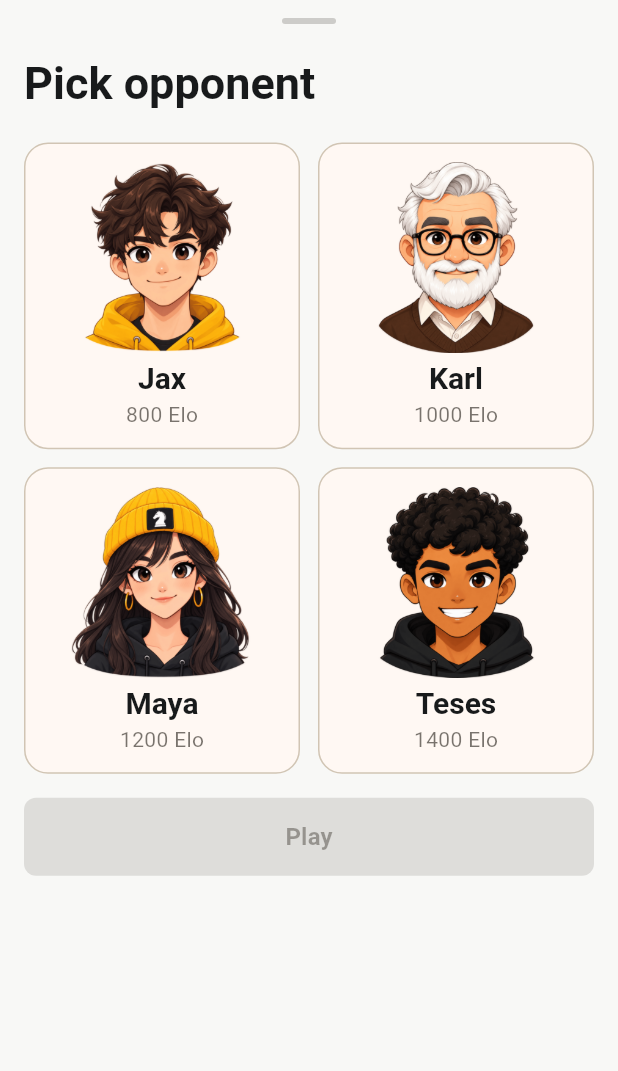
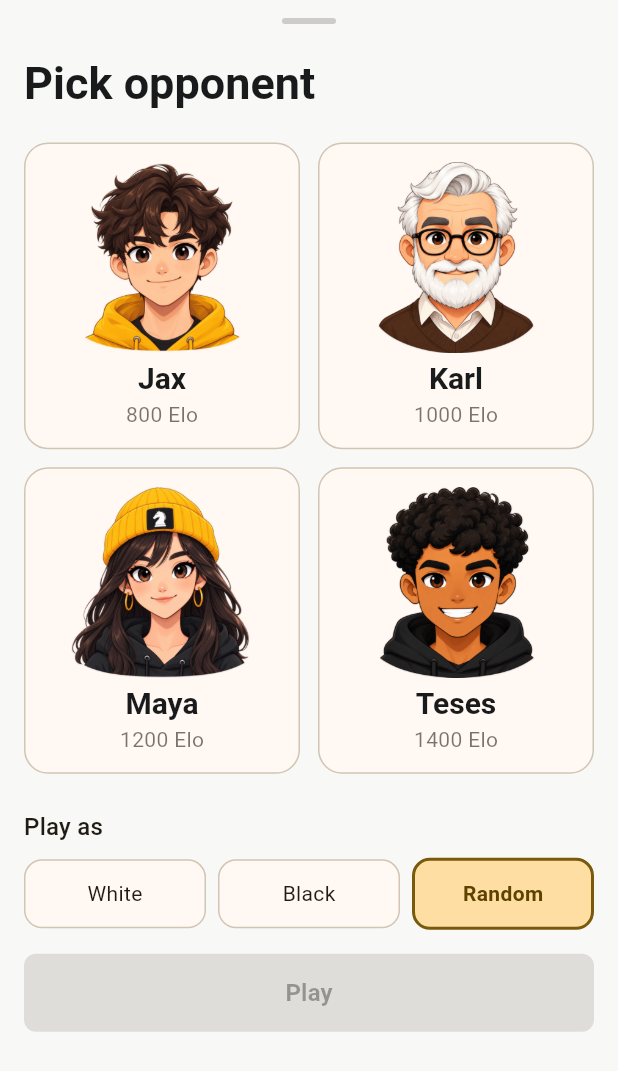
Before and after one commit to Shapak-Apps/kust, a Flutter app: the PickOpponentModal widget shown alone on an empty page, opened directly with empty values, on a phone screen of 412 x 824 dp. Shown: the top 1071 px of the screen. Run offline on Flutter 3.47's test engine with Material 3 defaults, Android fonts, the light colour scheme and no system bars; our stand-ins replace audioplayers, flutter_riverpod, flutter_svg, go_router, shared_preferences; missing offline and left inert: dartchess, stockfish; accounts and stored records are empty.

Commit message:
Add audio and player-side selection to chess
Integrates audioplayers and adds sound effects for moves (move, opponent move, capture, castle, promotion, check, game start/end, illegal). Fixes castling/move mapping by using NormalMove and proper display-to-engine square translation, and ensures audio player is disposed. Introduces GameArgs to pass Bot and player Side through the router to GameScreen, updates PickOpponentModal to allow choosing White/Black/Random, and updates PlayScreen navigation. Registers audioplayers on linux/macos/windows and updates pubspec to include audioplayers.

```diff
--- a/lib/features/play/pick_opponent_modal.dart
+++ b/lib/features/play/pick_opponent_modal.dart
@@ -1,3 +1,6 @@
+import 'dart:math';
+
+import 'package:dartchess/dartchess.dart';
 import 'package:flutter/material.dart';
 
 class Bot {
@@ -11,11 +14,11 @@ class Bot {
 class PickOpponentModal extends StatefulWidget {
   const PickOpponentModal({super.key, required this.onPlay});
 
-  final void Function(Bot bot) onPlay;
+  final void Function(Bot bot, Side side) onPlay;
 
   static Future<void> show(
     BuildContext context, {
-    required void Function(Bot bot) onPlay,
+    required void Function(Bot bot, Side side) onPlay,
   }) {
     return showModalBottomSheet(
       context: context,
@@ -40,6 +43,7 @@ class _PickOpponentModalState extends State<PickOpponentModal> {
   ];
 
   int? selectedIndex;
+  Side? selectedSide;
 
   @override
   Widget build(BuildContext context) {
@@ -119,13 +123,9 @@ class _PickOpponentModalState extends State<PickOpponentModal> {
                             ),
                           ),
                         ),
-
                         const SizedBox(height: 4),
-
                         Text(bot.name, style: theme.textTheme.titleLarge),
-
                         const SizedBox(height: 2),
-
                         Text(
                           '${bot.elo} Elo',
                           style: theme.textTheme.bodyMedium?.copyWith(
@@ -134,13 +134,41 @@ class _PickOpponentModalState extends State<PickOpponentModal> {
                             ),
                           ),
                         ),
-
                         const SizedBox(height: 12),
                       ],
                     ),
                   ),
                 );
               },
+            ),
+
+            const SizedBox(height: 24),
+
+            Align(
+              alignment: Alignment.centerLeft,
+              child: Text('Play as', style: theme.textTheme.titleMedium),
+            ),
+            const SizedBox(height: 8),
+            Row(
+              children: [
+                _SideChoiceChip(
+                  label: 'White',
+                  isSelected: selectedSide == Side.white,
+                  onTap: () => setState(() => selectedSide = Side.white),
+                ),
+                const SizedBox(width: 8),
+                _SideChoiceChip(
+                  label: 'Black',
+                  isSelected: selectedSide == Side.black,
+                  onTap: () => setState(() => selectedSide = Side.black),
+                ),
+                const SizedBox(width: 8),
+                _SideChoiceChip(
+                  label: 'Random',
+                  isSelected: selectedSide == null,
+                  onTap: () => setState(() => selectedSide = null),
+                ),
+              ],
             ),
 
             const SizedBox(height: 16),
@@ -153,9 +181,12 @@ class _PickOpponentModalState extends State<PickOpponentModal> {
                     ? null
                     : () {
                         final bot = bots[selectedIndex!];
+                        final side =
+                            selectedSide ??
+                            (Random().nextBool() ? Side.white : Side.black);
 
                         Navigator.of(context).pop();
-                        widget.onPlay(bot);
+                        widget.onPlay(bot, side);
                       },
                 child: const Text(
                   'Play',
@@ -169,3 +200,51 @@ class _PickOpponentModalState extends State<PickOpponentModal> {
     );
   }
 }
+
+class _SideChoiceChip extends StatelessWidget {
+  final String label;
+  final bool isSelected;
+  final VoidCallback onTap;
+
+  const _SideChoiceChip({
+    required this.label,
+    required this.isSelected,
+    required this.onTap,
+  });
+
+  @override
+  Widget build(BuildContext context) {
+    final theme = Theme.of(context);
+    return Expanded(
+      child: InkWell(
+        borderRadius: BorderRadius.circular(12),
+        onTap: onTap,
+        child: Container(
+          padding: const EdgeInsets.symmetric(vertical: 12),
+          decoration: BoxDecoration(
+            borderRadius: BorderRadius.circular(12),
+            color: isSelected
+                ? theme.colorScheme.primaryContainer
+                : theme.colorScheme.surface,
+            border: Border.all(
+              color: isSelected
+                  ? theme.colorScheme.primary
+                  : theme.colorScheme.outlineVariant,
+              width: isSelected ? 2 : 1,
+            ),
+          ),
+          alignment: Alignment.center,
+          child: Text(
+            label,
+            style: theme.textTheme.bodyMedium?.copyWith(
+              color: isSelected
+                  ? theme.colorScheme.onPrimaryContainer
+                  : theme.colorScheme.onSurface,
+              fontWeight: isSelected ? FontWeight.w600 : FontWeight.normal,
+            ),
+          ),
+        ),
+      ),
+    );
+  }
+}
--- a/pubspec.yaml
+++ b/pubspec.yaml
@@ -20,6 +20,7 @@ dependencies:
   dio: ^5.11.1
   xml: ^7.0.1
   stockfish: any
+  audioplayers: ^6.8.1
 
 dependency_overrides:
   stockfish:
```
Also changed, not shown: lib/features/game/chess/chess_controller.dart (+103 -21 lines), lib/features/game/game_args.dart (added, +9 -0 lines), lib/features/game/game_screen.dart (+7 -3 lines), lib/features/play/play_screen.dart (+8 -4 lines), lib/router.dart (+8 -2 lines), pubspec.lock, 6 other files.
